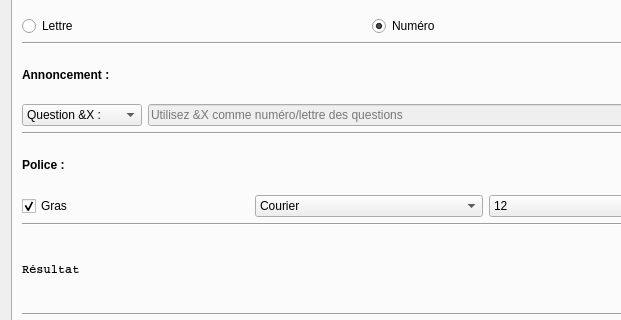
Qt form Print/printer.ui (Qdesmettre/QCM_generator) before a commit; both pictures show x 0 to 621 and y 86 to 406 of the 738 by 534 pixel window.
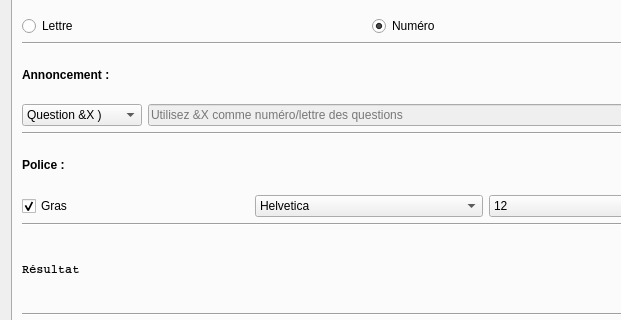
The same form after that commit. The open tabs and pages were chosen to show the change.

```diff
--- a/Print/printer.ui
+++ b/Print/printer.ui
@@ -318,6 +318,11 @@
          </item>
          <item row="1" column="0">
           <widget class="QComboBox" name="affQues">
+           <item>
+            <property name="text">
+             <string>Question &amp;X )</string>
+            </property>
+           </item>
            <item>
             <property name="text">
              <string>Question &amp;X :</string>
@@ -411,7 +416,7 @@
           <widget class="QComboBox" name="fontQ">
            <item>
             <property name="text">
-             <string>Courier</string>
+             <string>Helvetica</string>
             </property>
            </item>
            <item>
```
Left out of the diff: 27 changed lines with no effect on the pictures.
